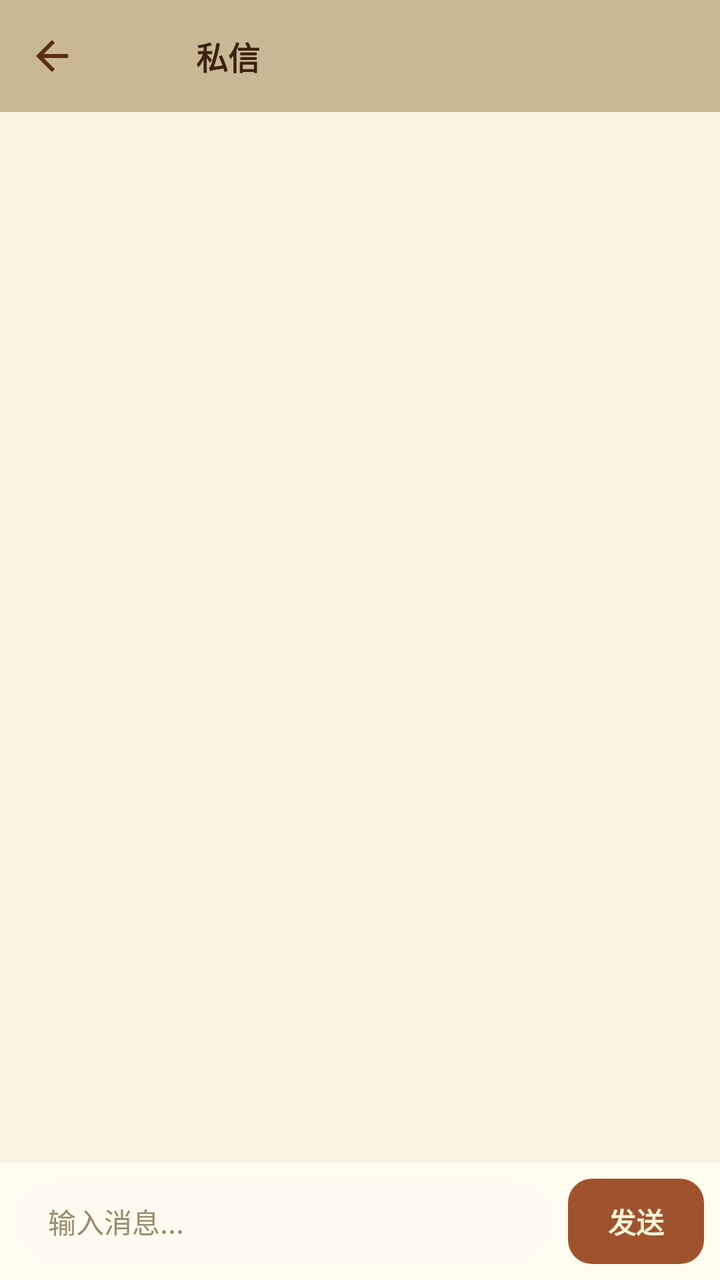
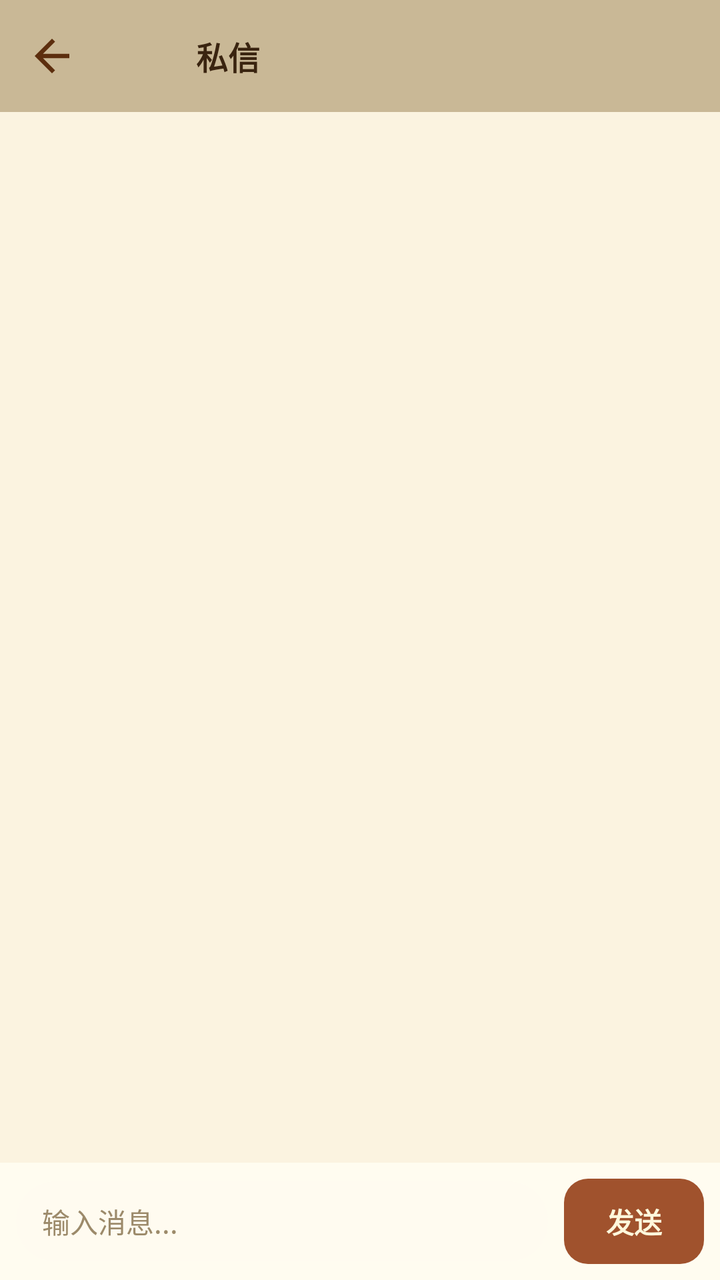

Compare the two renders of this Android layout. The source of the first and the diff that turns it into the second are given below.
<!-- AndroidManifest.xml: application theme Theme.S1Client -->
<!-- res/layout/activity_pm_detail.xml -->
<?xml version="1.0" encoding="utf-8"?>
<LinearLayout xmlns:android="http://schemas.android.com/apk/res/android"
    xmlns:app="http://schemas.android.com/apk/res-auto"
    android:layout_width="match_parent"
    android:layout_height="match_parent"
    android:orientation="vertical"
    android:background="?attr/s1BgPage">

    <LinearLayout
        android:id="@+id/topBar"
        android:layout_width="match_parent"
        android:layout_height="wrap_content"
        android:orientation="horizontal"
        android:gravity="center_vertical"
        android:background="?attr/s1BgTopbar"
        android:paddingStart="8dp"
        android:paddingEnd="14dp"
        android:paddingTop="8dp"
        android:paddingBottom="8dp">

        <ImageView
            android:id="@+id/btnBack"
            android:layout_width="36dp"
            android:layout_height="36dp"
            android:padding="6dp"
            android:src="@drawable/ic_back"
            android:background="?attr/selectableItemBackgroundBorderless" />

        <FrameLayout
            android:layout_width="40dp"
            android:layout_height="40dp"
            android:layout_marginStart="4dp">

            <TextView
                android:id="@+id/tvTopAvatarLetter"
                android:layout_width="match_parent"
                android:layout_height="match_parent"
                android:gravity="center"
                android:textSize="16sp"
                android:textColor="#FFFFFF"
                android:textStyle="bold" />

            <com.google.android.material.imageview.ShapeableImageView
                android:id="@+id/ivTopAvatar"
                android:layout_width="match_parent"
                android:layout_height="match_parent"
                android:scaleType="centerCrop"
                android:alpha="0"
                app:shapeAppearanceOverlay="@style/CircleImage" />
        </FrameLayout>

        <TextView
            android:id="@+id/tvTitle"
            android:layout_width="0dp"
            android:layout_height="wrap_content"
            android:layout_weight="1"
            android:layout_marginStart="10dp"
            android:text="私信"
            android:textSize="16sp"
            android:textStyle="bold"
            android:textColor="?attr/s1TextTopbar"
            android:maxLines="1"
            android:ellipsize="end" />
    </LinearLayout>

    <ProgressBar
        android:id="@+id/progressBar"
        android:layout_width="wrap_content"
        android:layout_height="wrap_content"
        android:layout_gravity="center"
        android:visibility="gone" />

    <androidx.recyclerview.widget.RecyclerView
        android:id="@+id/rvMessages"
        android:layout_width="match_parent"
        android:layout_height="0dp"
        android:layout_weight="1"
        android:clipToPadding="false"
        android:paddingTop="12dp"
        android:paddingBottom="8dp" />

    <LinearLayout
        android:id="@+id/bottomBar"
        android:layout_width="match_parent"
        android:layout_height="wrap_content"
        android:orientation="horizontal"
        android:gravity="center_vertical"
        android:background="?attr/s1BgCard"
        android:padding="8dp">

        <EditText
            android:id="@+id/etReply"
            android:layout_width="0dp"
            android:layout_height="wrap_content"
            android:layout_weight="1"
            android:minHeight="40dp"
            android:maxLines="4"
            android:hint="输入消息..."
            android:inputType="textMultiLine"
            android:textSize="14sp"
            android:textColor="?attr/s1TextBody"
            android:textColorHint="?attr/s1TextTertiary"
            android:background="@drawable/bg_pm_input_field"
            android:paddingStart="16dp"
            android:paddingEnd="16dp"
            android:paddingTop="10dp"
            android:paddingBottom="10dp" />

        <TextView
            android:id="@+id/btnSend"
            android:layout_width="wrap_content"
            android:layout_height="wrap_content"
            android:layout_marginStart="8dp"
            android:text="发送"
            android:textSize="14sp"
            android:textStyle="bold"
            android:textColor="?attr/s1TextOnAccent"
            android:background="@drawable/bg_pm_bubble_self"
            android:backgroundTint="?attr/s1Accent"
            android:paddingStart="20dp"
            android:paddingEnd="20dp"
            android:paddingTop="11dp"
            android:paddingBottom="11dp" />
    </LinearLayout>
</LinearLayout>
<!-- resources referenced by this layout -->
<resources>
  <!-- drawable bg_pm_bubble_self (drawable) -->
  <?xml version="1.0" encoding="utf-8"?>
  <shape xmlns:android="http://schemas.android.com/apk/res/android"
      android:shape="rectangle">
      <solid android:color="?attr/s1Accent" />
      <corners android:radius="12dp" />
  </shape>
  <!-- drawable bg_pm_input_field (drawable) -->
  <?xml version="1.0" encoding="utf-8"?>
  <shape xmlns:android="http://schemas.android.com/apk/res/android"
      android:shape="rectangle">
      <solid android:color="?attr/s1BgCardLight" />
      <corners android:radius="20dp" />
  </shape>
  <!-- drawable ic_back (drawable) -->
  <vector xmlns:android="http://schemas.android.com/apk/res/android"
      android:width="24dp" android:height="24dp"
      android:viewportWidth="24" android:viewportHeight="24">
      <path android:fillColor="?attr/s1TextTitle" android:pathData="M20,11H7.83l5.59,-5.59L12,4l-8,8 8,8 1.41,-1.41L7.83,13H20v-2z"/>
  </vector>
  <style name="CircleImage">
          <item name="cornerFamily">rounded</item>
          <item name="cornerSize">50%</item>
      </style>
  <style name="Theme.S1Client" parent="Theme.S1Client.Light" />
  <style name="Theme.S1Client.Base.Light" parent="Theme.S1Client.Palette.Light">
          <item name="android:windowBackground">@color/light_bg_page</item>
          <item name="android:statusBarColor">@android:color/transparent</item>
          <item name="android:navigationBarColor">@android:color/transparent</item>
          <item name="android:windowAnimationStyle">@style/S1WindowAnimation</item>
          
          <item name="android:windowSplashScreenBackground">@color/splash_bg</item>
          <item name="android:windowSplashScreenAnimatedIcon">@drawable/splash_icon</item>
      </style>
  <color name="light_bg_page">#FBF3E0</color>
  <color name="light_bg_card">#FFFCF0</color>
  <color name="light_bg_card_light">#FFFBF0</color>
  <color name="light_bg_topbar">#C9B896</color>
  <color name="light_bg_tabbar">#EFE0B8</color>
  <color name="light_border_card">#E5D5A8</color>
  <color name="light_border_light">#EDE0BE</color>
  <color name="light_text_title">#5C2E0E</color>
  <color name="light_text_body">#3A3A3A</color>
  <color name="light_text_secondary">#8B7355</color>
  <color name="light_text_tertiary">#9C8A6A</color>
  <color name="light_text_topbar">#3A2410</color>
  <color name="text_on_accent">#FFF8DC</color>
  <color name="light_accent">#A0522D</color>
  <color name="light_divider">#EFE0B8</color>
  <color name="light_avatar_placeholder">#A0522D</color>
  <color name="light_quote_bg">#F2EBD8</color>
  <color name="light_quote_bar">#A0522D</color>
  <color name="light_quote_text">#8A7A60</color>
  <color name="light_quote_border">#D8C8A0</color>
  <color name="light_tag_bg">#E8D9B5</color>
  <color name="light_tag_text">#7A5A2E</color>
  <color name="light_glass_bar_bg">#E6C9B896</color>
  <color name="light_glass_bar_line">#59FFFFFF</color>
  <color name="light_glass_sheet_bg">#F2FFFCF0</color>
  <color name="light_glass_sheet_line">#59FFFFFF</color>
  <color name="light_menu_sheet_bg">#CCFFFFFF</color>
  <style name="S1WindowAnimation">
          <item name="android:activityOpenEnterAnimation">@anim/s1_slide_in_right</item>
          <item name="android:activityOpenExitAnimation">@anim/s1_slide_out_left</item>
          <item name="android:activityCloseEnterAnimation">@anim/s1_slide_in_left</item>
          <item name="android:activityCloseExitAnimation">@anim/s1_slide_out_right</item>
          <item name="android:taskOpenEnterAnimation">@anim/s1_slide_in_right</item>
          <item name="android:taskOpenExitAnimation">@anim/s1_slide_out_left</item>
          <item name="android:taskCloseEnterAnimation">@anim/s1_slide_in_left</item>
          <item name="android:taskCloseExitAnimation">@anim/s1_slide_out_right</item>
      </style>
  <color name="splash_bg">#492632</color>
  <!-- unchanged entries left out for length: 3 -->
</resources>

<!-- the commit's change to res/layout/activity_pm_detail.xml (unified diff, before → after) -->
@@ -14,7 +14,7 @@
         android:gravity="center_vertical"
         android:background="?attr/s1BgTopbar"
         android:paddingStart="8dp"
-        android:paddingEnd="14dp"
+        android:paddingEnd="13dp"
         android:paddingTop="8dp"
         android:paddingBottom="8dp">
 
@@ -22,7 +22,7 @@
             android:id="@+id/btnBack"
             android:layout_width="36dp"
             android:layout_height="36dp"
-            android:padding="6dp"
+            android:padding="5dp"
             android:src="@drawable/ic_back"
             android:background="?attr/selectableItemBackgroundBorderless" />
 
@@ -76,7 +76,7 @@
         android:layout_height="0dp"
         android:layout_weight="1"
         android:clipToPadding="false"
-        android:paddingTop="12dp"
+        android:paddingTop="13dp"
         android:paddingBottom="8dp" />
 
     <LinearLayout
@@ -101,10 +101,10 @@
             android:textColor="?attr/s1TextBody"
             android:textColorHint="?attr/s1TextTertiary"
             android:background="@drawable/bg_pm_input_field"
-            android:paddingStart="16dp"
-            android:paddingEnd="16dp"
-            android:paddingTop="10dp"
-            android:paddingBottom="10dp" />
+            android:paddingStart="13dp"
+            android:paddingEnd="13dp"
+            android:paddingTop="8dp"
+            android:paddingBottom="8dp" />
 
         <TextView
             android:id="@+id/btnSend"
@@ -117,8 +117,8 @@
             android:textColor="?attr/s1TextOnAccent"
             android:background="@drawable/bg_pm_bubble_self"
             android:backgroundTint="?attr/s1Accent"
-            android:paddingStart="20dp"
-            android:paddingEnd="20dp"
+            android:paddingStart="21dp"
+            android:paddingEnd="21dp"
             android:paddingTop="11dp"
             android:paddingBottom="11dp" />
     </LinearLayout>
